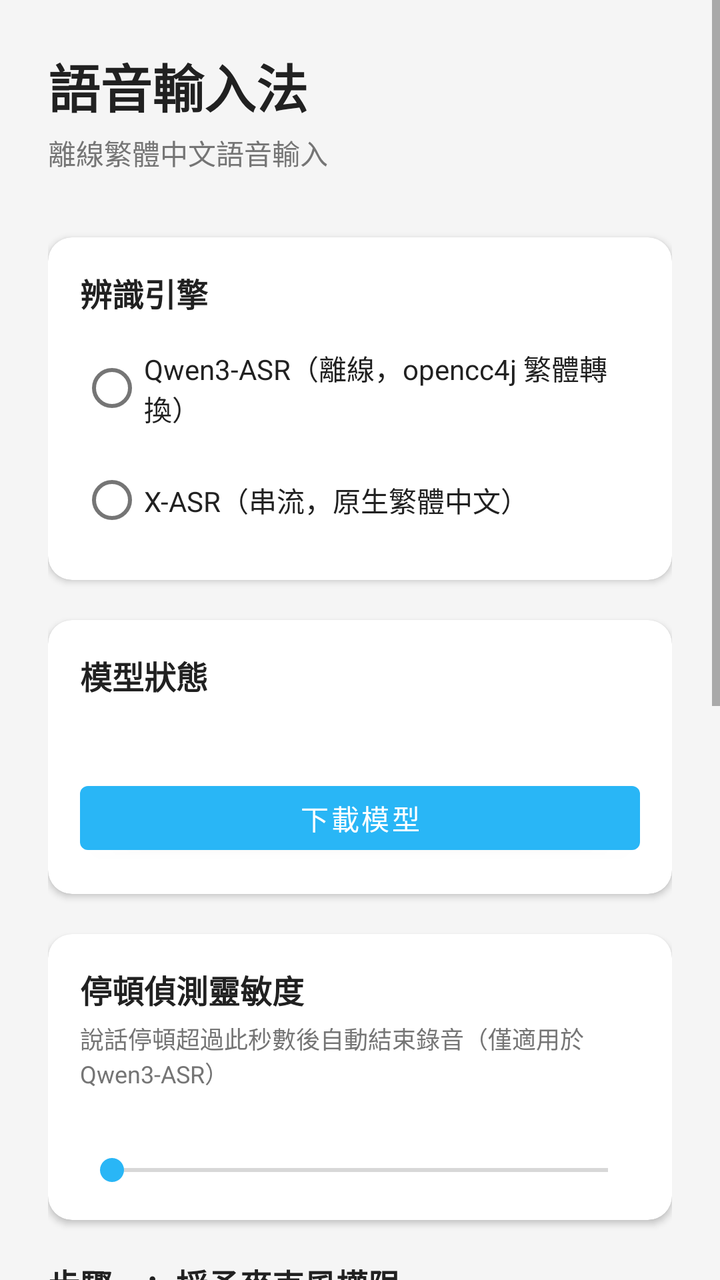
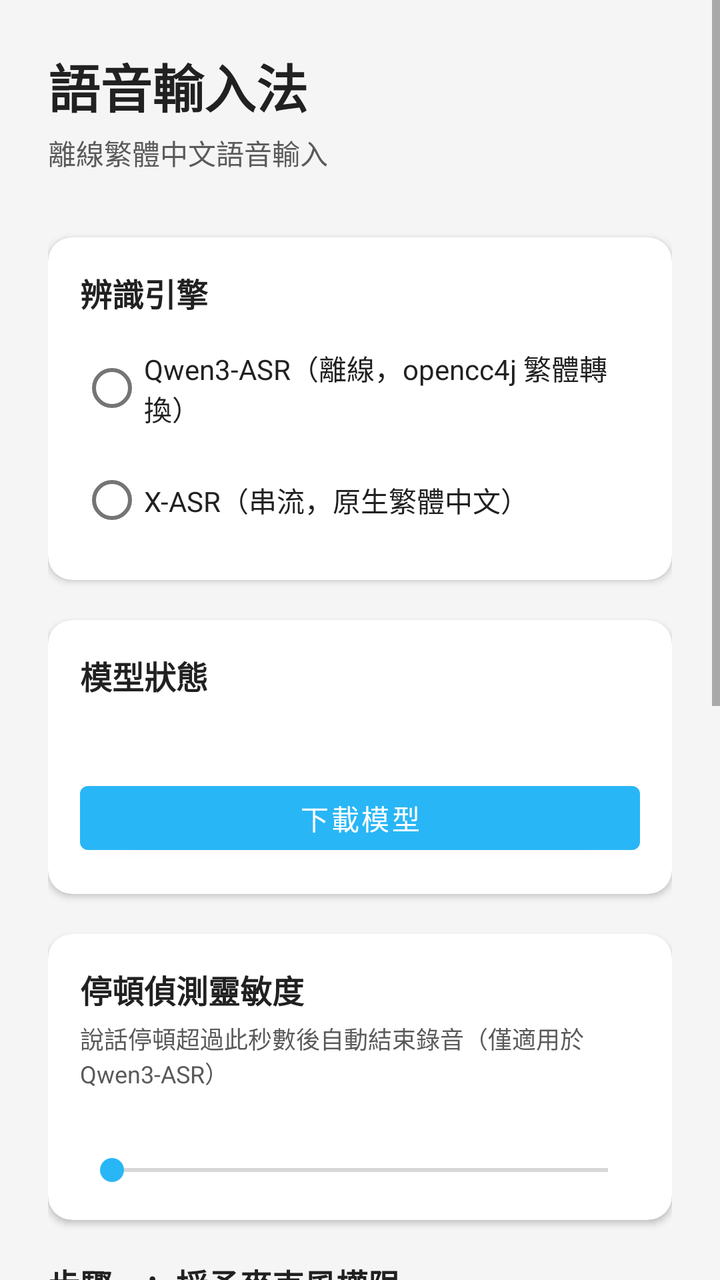

Screens rendered from an Android XML layout before and after an edit, with the pre-edit source and the edit as a unified diff.
<!-- AndroidManifest.xml: application theme Theme.VoiceAssistant -->
<!-- res/layout/activity_settings.xml -->
<?xml version="1.0" encoding="utf-8"?>
<ScrollView xmlns:android="http://schemas.android.com/apk/res/android"
    android:layout_width="match_parent"
    android:layout_height="match_parent"
    android:background="@color/background">

    <LinearLayout
        android:layout_width="match_parent"
        android:layout_height="wrap_content"
        android:orientation="vertical"
        android:padding="24dp">

        <TextView
            android:layout_width="match_parent"
            android:layout_height="wrap_content"
            android:text="語音輸入法"
            android:textSize="26sp"
            android:textStyle="bold"
            android:textColor="@color/text_primary"
            android:layout_marginBottom="4dp" />

        <TextView
            android:layout_width="match_parent"
            android:layout_height="wrap_content"
            android:text="離線繁體中文語音輸入"
            android:textSize="14sp"
            android:textColor="@color/text_secondary"
            android:layout_marginBottom="32dp" />

        
        <androidx.cardview.widget.CardView
            xmlns:app="http://schemas.android.com/apk/res-auto"
            android:layout_width="match_parent"
            android:layout_height="wrap_content"
            app:cardCornerRadius="12dp"
            app:cardElevation="2dp"
            android:layout_marginBottom="20dp">

            <LinearLayout
                android:layout_width="match_parent"
                android:layout_height="wrap_content"
                android:orientation="vertical"
                android:padding="16dp">

                <TextView
                    android:layout_width="match_parent"
                    android:layout_height="wrap_content"
                    android:text="辨識引擎"
                    android:textSize="16sp"
                    android:textStyle="bold"
                    android:textColor="@color/text_primary"
                    android:layout_marginBottom="12dp" />

                <RadioGroup
                    android:id="@+id/rg_engine"
                    android:layout_width="match_parent"
                    android:layout_height="wrap_content"
                    android:orientation="vertical">

                    <RadioButton
                        android:id="@+id/rb_qwen3"
                        android:layout_width="match_parent"
                        android:layout_height="wrap_content"
                        android:text="Qwen3-ASR（離線，opencc4j 繁體轉換）"
                        android:textSize="14sp"
                        android:textColor="@color/text_primary"
                        android:layout_marginBottom="8dp" />

                    <RadioButton
                        android:id="@+id/rb_xasr"
                        android:layout_width="match_parent"
                        android:layout_height="wrap_content"
                        android:text="X-ASR（串流，原生繁體中文）"
                        android:textSize="14sp"
                        android:textColor="@color/text_primary" />
                </RadioGroup>
            </LinearLayout>
        </androidx.cardview.widget.CardView>

        
        <androidx.cardview.widget.CardView
            xmlns:app="http://schemas.android.com/apk/res-auto"
            android:layout_width="match_parent"
            android:layout_height="wrap_content"
            app:cardCornerRadius="12dp"
            app:cardElevation="2dp"
            android:layout_marginBottom="20dp">

            <LinearLayout
                android:layout_width="match_parent"
                android:layout_height="wrap_content"
                android:orientation="vertical"
                android:padding="16dp">

                <TextView
                    android:layout_width="match_parent"
                    android:layout_height="wrap_content"
                    android:text="模型狀態"
                    android:textSize="16sp"
                    android:textStyle="bold"
                    android:textColor="@color/text_primary"
                    android:layout_marginBottom="8dp" />

                <TextView
                    android:id="@+id/tv_model_status"
                    android:layout_width="match_parent"
                    android:layout_height="wrap_content"
                    android:textSize="13sp"
                    android:textColor="@color/text_secondary"
                    android:lineSpacingMultiplier="1.4"
                    android:layout_marginBottom="12dp" />

                <Button
                    android:id="@+id/btn_download_model"
                    android:layout_width="match_parent"
                    android:layout_height="44dp"
                    android:text="下載模型" />

                <TextView
                    android:id="@+id/tv_download_status"
                    android:layout_width="match_parent"
                    android:layout_height="wrap_content"
                    android:textSize="12sp"
                    android:textColor="@color/text_secondary"
                    android:layout_marginTop="8dp"
                    android:visibility="gone" />

                <ProgressBar
                    android:id="@+id/progress_download"
                    style="@android:style/Widget.ProgressBar.Horizontal"
                    android:layout_width="match_parent"
                    android:layout_height="6dp"
                    android:max="100"
                    android:layout_marginTop="4dp"
                    android:visibility="gone" />
            </LinearLayout>
        </androidx.cardview.widget.CardView>

        
        <androidx.cardview.widget.CardView
            xmlns:app="http://schemas.android.com/apk/res-auto"
            android:layout_width="match_parent"
            android:layout_height="wrap_content"
            app:cardCornerRadius="12dp"
            app:cardElevation="2dp"
            android:layout_marginBottom="20dp">

            <LinearLayout
                android:layout_width="match_parent"
                android:layout_height="wrap_content"
                android:orientation="vertical"
                android:padding="16dp">

                <TextView
                    android:layout_width="match_parent"
                    android:layout_height="wrap_content"
                    android:text="停頓偵測靈敏度"
                    android:textSize="16sp"
                    android:textStyle="bold"
                    android:textColor="@color/text_primary"
                    android:layout_marginBottom="4dp" />

                <TextView
                    android:layout_width="match_parent"
                    android:layout_height="wrap_content"
                    android:text="說話停頓超過此秒數後自動結束錄音（僅適用於 Qwen3-ASR）"
                    android:textSize="12sp"
                    android:textColor="@color/text_secondary"
                    android:layout_marginBottom="8dp" />

                <TextView
                    android:id="@+id/tv_vad_value"
                    android:layout_width="match_parent"
                    android:layout_height="wrap_content"
                    android:textSize="14sp"
                    android:textStyle="bold"
                    android:textColor="@color/text_primary"
                    android:gravity="center"
                    android:layout_marginBottom="4dp" />

                <SeekBar
                    android:id="@+id/sb_vad_silence"
                    android:layout_width="match_parent"
                    android:layout_height="wrap_content"
                    android:max="25" />
            </LinearLayout>
        </androidx.cardview.widget.CardView>

        
        <TextView
            android:layout_width="match_parent"
            android:layout_height="wrap_content"
            android:text="步驟一：授予麥克風權限"
            android:textSize="16sp"
            android:textStyle="bold"
            android:textColor="@color/text_primary"
            android:layout_marginBottom="8dp" />

        <TextView
            android:id="@+id/tv_mic_status"
            android:layout_width="match_parent"
            android:layout_height="wrap_content"
            android:textSize="13sp"
            android:textColor="@color/text_secondary"
            android:layout_marginBottom="8dp" />

        <Button
            android:id="@+id/btn_grant_mic"
            android:layout_width="match_parent"
            android:layout_height="48dp"
            android:text="授予麥克風權限"
            android:layout_marginBottom="20dp" />

        
        <TextView
            android:layout_width="match_parent"
            android:layout_height="wrap_content"
            android:text="步驟二：啟用輸入法"
            android:textSize="16sp"
            android:textStyle="bold"
            android:textColor="@color/text_primary"
            android:layout_marginBottom="8dp" />

        <Button
            android:id="@+id/btn_enable_ime"
            android:layout_width="match_parent"
            android:layout_height="48dp"
            android:text="前往系統設定 → 啟用語音輸入法"
            android:layout_marginBottom="20dp" />

        
        <TextView
            android:layout_width="match_parent"
            android:layout_height="wrap_content"
            android:text="步驟三：切換輸入法"
            android:textSize="16sp"
            android:textStyle="bold"
            android:textColor="@color/text_primary"
            android:layout_marginBottom="8dp" />

        <Button
            android:id="@+id/btn_switch_ime"
            android:layout_width="match_parent"
            android:layout_height="48dp"
            android:text="切換至語音輸入法"
            android:layout_marginBottom="20dp" />

        
        <TextView
            android:layout_width="match_parent"
            android:layout_height="wrap_content"
            android:text="使用方式"
            android:textSize="16sp"
            android:textStyle="bold"
            android:textColor="@color/text_primary"
            android:layout_marginBottom="8dp" />

        <TextView
            android:layout_width="match_parent"
            android:layout_height="wrap_content"
            android:text="1. 在任何輸入框點選，叫出鍵盤\n2. 點擊麥克風按鈕開始說話\n3. 靜音後自動識別，或再次點擊停止\n4. 識別結果顯示於頂部預覽欄\n5. 點擊「確認插入」將文字輸入到應用"
            android:textSize="14sp"
            android:textColor="@color/text_secondary"
            android:lineSpacingMultiplier="1.6" />

    </LinearLayout>
</ScrollView>
<!-- resources referenced by this layout -->
<resources>
  <color name="background">#F5F5F5</color>
  <color name="text_primary">#212121</color>
  <color name="text_secondary">#757575</color>
  <style name="Theme.VoiceAssistant" parent="Theme.MaterialComponents.DayNight.NoActionBar">
          <item name="colorPrimary">@color/ime_accent</item>
          <item name="colorPrimaryDark">#0288D1</item>
          <item name="colorAccent">@color/ime_accent</item>
      </style>
  <color name="ime_accent">#29B6F6</color>
</resources>

<!-- the commit's change to res/layout/activity_settings.xml (unified diff, before → after) -->
@@ -34,6 +34,7 @@
             android:layout_height="wrap_content"
             app:cardCornerRadius="12dp"
             app:cardElevation="2dp"
+            app:cardBackgroundColor="@color/white"
             android:layout_marginBottom="20dp">
 
             <LinearLayout
@@ -84,6 +85,7 @@
             android:layout_height="wrap_content"
             app:cardCornerRadius="12dp"
             app:cardElevation="2dp"
+            app:cardBackgroundColor="@color/white"
             android:layout_marginBottom="20dp">
 
             <LinearLayout
@@ -143,6 +145,7 @@
             android:layout_height="wrap_content"
             app:cardCornerRadius="12dp"
             app:cardElevation="2dp"
+            app:cardBackgroundColor="@color/white"
             android:layout_marginBottom="20dp">
 
             <LinearLayout
<!-- resource entries referenced after the edit -->
@@ -2,7 +2,8 @@
 <resources>
   <color name="background">#F5F5F5</color>
   <color name="text_primary">#212121</color>
-  <color name="text_secondary">#757575</color>
+  <color name="text_secondary">#5A5A5A</color>
+  <color name="white">#FFFFFF</color>
   <style name="Theme.VoiceAssistant" parent="Theme.MaterialComponents.DayNight.NoActionBar">
           <item name="colorPrimary">@color/ime_accent</item>
           <item name="colorPrimaryDark">#0288D1</item>
